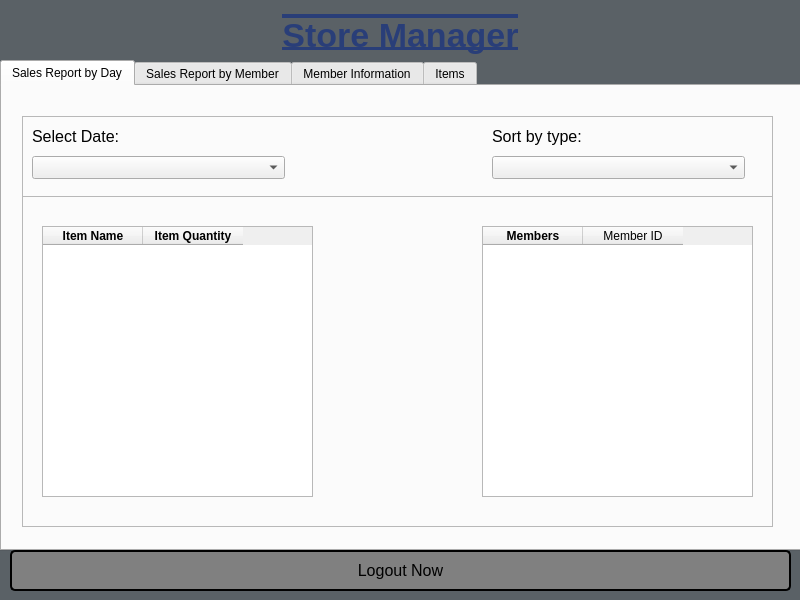
Old version of the form CS1C_BulkClub/storemanagerwindow.ui in the repository BlankMKB/CS1C-Group-Project-1.
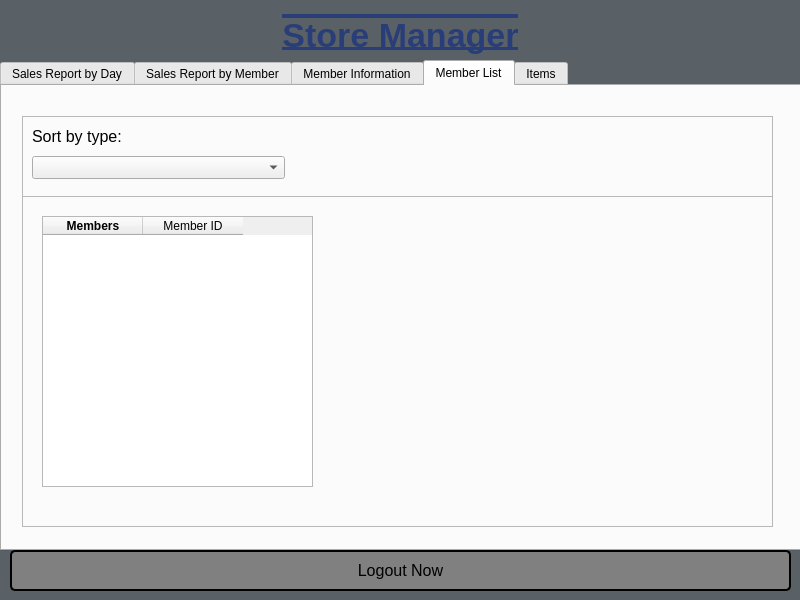
New version of the form. The open tabs and pages were chosen to show the change.

```diff
--- a/CS1C_BulkClub/storemanagerwindow.ui
+++ b/CS1C_BulkClub/storemanagerwindow.ui
@@ -110,7 +110,7 @@
        <rect>
         <x>20</x>
         <y>30</y>
-        <width>271</width>
+        <width>281</width>
         <height>271</height>
        </rect>
       </property>
@@ -141,31 +141,6 @@
        </property>
       </column>
      </widget>
-     <widget class="QTableWidget" name="memberTypeTW">
-      <property name="geometry">
-       <rect>
-        <x>460</x>
-        <y>30</y>
-        <width>271</width>
-        <height>271</height>
-       </rect>
-      </property>
-      <column>
-       <property name="text">
-        <string>Members</string>
-       </property>
-       <property name="font">
-        <font>
-         <bold>true</bold>
-        </font>
-       </property>
-      </column>
-      <column>
-       <property name="text">
-        <string>Member ID</string>
-       </property>
-      </column>
-     </widget>
     </widget>
     <widget class="QFrame" name="frame_2">
      <property name="geometry">
@@ -221,39 +196,6 @@
        </font>
       </property>
      </widget>
-     <widget class="QLabel" name="typeLabel">
-      <property name="geometry">
-       <rect>
-        <x>470</x>
-        <y>10</y>
-        <width>251</width>
-        <height>21</height>
-       </rect>
-      </property>
-      <property name="font">
-       <font>
-        <pointsize>12</pointsize>
-       </font>
-      </property>
-      <property name="text">
-       <string>Sort by type: </string>
-      </property>
-     </widget>
-     <widget class="QComboBox" name="typeCB">
-      <property name="geometry">
-       <rect>
-        <x>470</x>
-        <y>40</y>
-        <width>253</width>
-        <height>23</height>
-       </rect>
-      </property>
-      <property name="font">
-       <font>
-        <pointsize>12</pointsize>
-       </font>
-      </property>
-     </widget>
     </widget>
    </widget>
    <widget class="QWidget" name="saleByMember">
@@ -643,6 +585,113 @@
      </widget>
     </widget>
    </widget>
+   <widget class="QWidget" name="tab">
+    <attribute name="title">
+     <string>Member List</string>
+    </attribute>
+    <widget class="QFrame" name="frame_9">
+     <property name="geometry">
+      <rect>
+       <x>20</x>
+       <y>110</y>
+       <width>751</width>
+       <height>331</height>
+      </rect>
+     </property>
+     <property name="frameShape">
+      <enum>QFrame::StyledPanel</enum>
+     </property>
+     <property name="frameShadow">
+      <enum>QFrame::Plain</enum>
+     </property>
+     <property name="lineWidth">
+      <number>2</number>
+     </property>
+     <property name="midLineWidth">
+      <number>3</number>
+     </property>
+     <widget class="QTableWidget" name="memberTypeTW">
+      <property name="geometry">
+       <rect>
+        <x>20</x>
+        <y>20</y>
+        <width>271</width>
+        <height>271</height>
+       </rect>
+      </property>
+      <column>
+       <property name="text">
+        <string>Members</string>
+       </property>
+       <property name="font">
+        <font>
+         <bold>true</bold>
+        </font>
+       </property>
+      </column>
+      <column>
+       <property name="text">
+        <string>Member ID</string>
+       </property>
+      </column>
+     </widget>
+    </widget>
+    <widget class="QFrame" name="frame_10">
+     <property name="geometry">
+      <rect>
+       <x>20</x>
+       <y>30</y>
+       <width>751</width>
+       <height>81</height>
+      </rect>
+     </property>
+     <property name="frameShape">
+      <enum>QFrame::StyledPanel</enum>
+     </property>
+     <property name="frameShadow">
+      <enum>QFrame::Raised</enum>
+     </property>
+     <property name="lineWidth">
+      <number>2</number>
+     </property>
+     <property name="midLineWidth">
+      <number>3</number>
+     </property>
+     <widget class="QComboBox" name="typeCB">
+      <property name="geometry">
+       <rect>
+        <x>10</x>
+        <y>40</y>
+        <width>253</width>
+        <height>23</height>
+       </rect>
+      </property>
+      <property name="font">
+       <font>
+        <pointsize>12</pointsize>
+       </font>
+      </property>
+     </widget>
+     <widget class="QLabel" name="typeLabel">
+      <property name="geometry">
+       <rect>
+        <x>10</x>
+        <y>10</y>
+        <width>251</width>
+        <height>21</height>
+       </rect>
+      </property>
+      <property name="font">
+       <font>
+        <pointsize>12</pointsize>
+       </font>
+      </property>
+      <property name="text">
+       <string>Sort by type: </string>
+      </property>
+     </widget>
+    </widget>
+   </widget>
    <widget class="QWidget" name="items">
     <attribute name="title">
      <string>Items</string>
```
